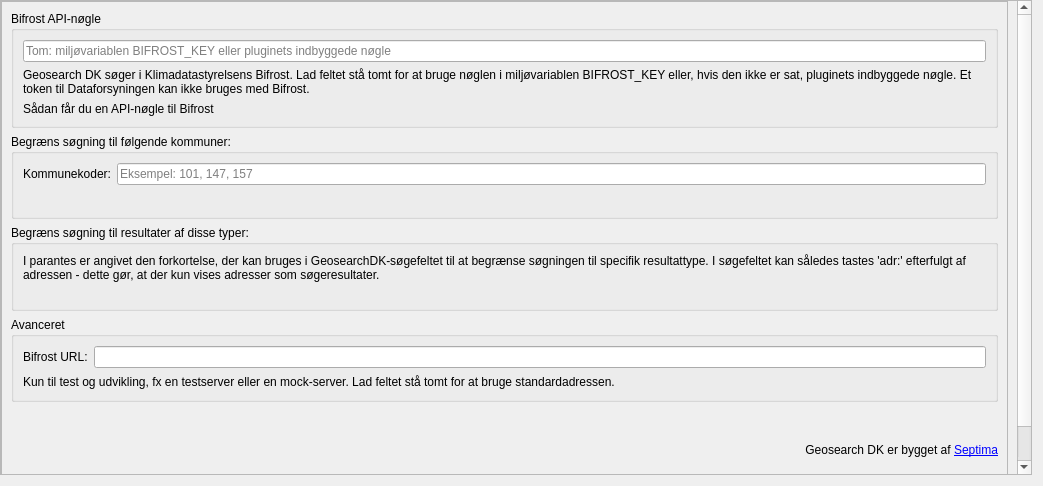
Qt form src/geosearch_dk/config/settings.ui (AsgerPetersen/qgis-geosearch) before a commit.
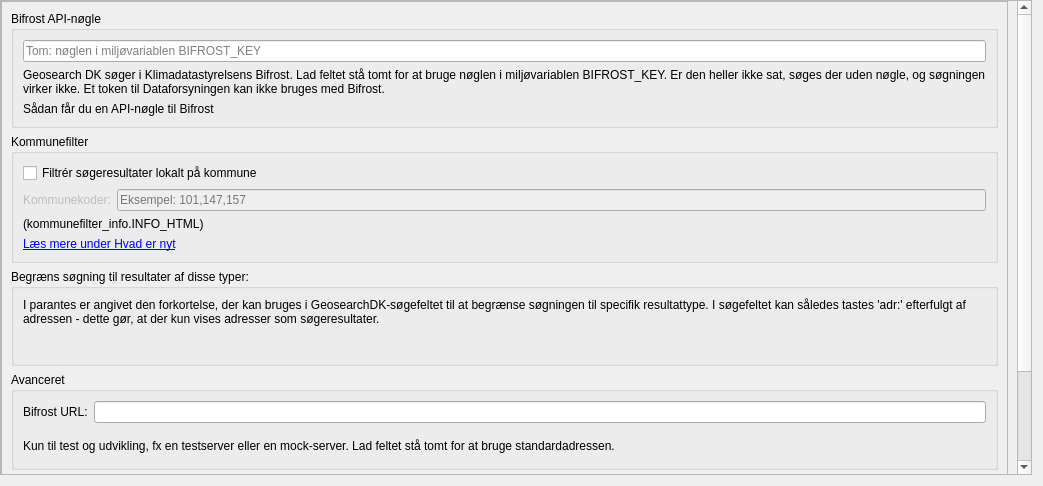
The same form after that commit. Custom widgets are drawn as their Qt base class.

Commit message:
Step 5: Kommunefilter as an opt-in client-side setting (#11) (#27)
* Kommunefilter as an opt-in client-side setting (#11)

* Kommunefilter: whats-new link, migration in settings_model, integration tests

* Settings: describe the empty key field truthfully; English strings for the kommunefilter

DEFAULT_BIFROST_KEY is empty until #5 is answered, so the key field no
longer promises a built-in key.

---------

What changed in the file:
```diff
--- a/src/geosearch_dk/config/settings.ui
+++ b/src/geosearch_dk/config/settings.ui
@@ -92,14 +92,14 @@
                 <enum>QLineEdit::PasswordEchoOnEdit</enum>
                </property>
                <property name="placeholderText">
-                <string>Tom: miljøvariablen BIFROST_KEY eller pluginets indbyggede nøgle</string>
+                <string>Tom: nøglen i miljøvariablen BIFROST_KEY</string>
                </property>
               </widget>
              </item>
              <item>
               <widget class="QLabel" name="bifrostKeyHelpLabel">
                <property name="text">
-                <string>Geosearch DK søger i Klimadatastyrelsens Bifrost. Lad feltet stå tomt for at bruge nøglen i miljøvariablen BIFROST_KEY eller, hvis den ikke er sat, pluginets indbyggede nøgle. Et token til Dataforsyningen kan ikke bruges med Bifrost.</string>
+                <string>Geosearch DK søger i Klimadatastyrelsens Bifrost. Lad feltet stå tomt for at bruge nøglen i miljøvariablen BIFROST_KEY. Er den heller ikke sat, søges der uden nøgle, og søgningen virker ikke. Et token til Dataforsyningen kan ikke bruges med Bifrost.</string>
                </property>
                <property name="wordWrap">
                 <bool>true</bool>
@@ -128,7 +128,7 @@
              <string>Søg kun i listede kommuner</string>
             </property>
             <property name="title">
-             <string>Begræns søgning til følgende kommuner:</string>
+             <string>Kommunefilter</string>
             </property>
             <property name="flat">
              <bool>false</bool>
@@ -137,20 +137,36 @@
              <bool>false</bool>
             </property>
             <layout class="QVBoxLayout" name="verticalLayout_3">
+             <item>
+              <widget class="QCheckBox" name="kommunefilter_enabled">
+               <property name="text">
+                <string>Filtrér søgeresultater lokalt på kommune</string>
+               </property>
+               <property name="checked">
+                <bool>false</bool>
+               </property>
+              </widget>
+             </item>
              <item>
               <layout class="QFormLayout" name="formLayout">
                <item row="0" column="1">
                 <widget class="QLineEdit" name="kommunefilter">
+                 <property name="enabled">
+                  <bool>false</bool>
+                 </property>
                  <property name="toolTip">
                   <string/>
                  </property>
                  <property name="placeholderText">
-                  <string>Eksempel: 101, 147, 157</string>
+                  <string>Eksempel: 101,147,157</string>
                  </property>
                 </widget>
                </item>
                <item row="0" column="0">
                 <widget class="QLabel" name="kommunekoderLabel">
+                 <property name="enabled">
+                  <bool>false</bool>
+                 </property>
                  <property name="text">
                   <string>Kommunekoder:</string>
                  </property>
@@ -158,6 +174,32 @@
                </item>
               </layout>
              </item>
+             <item>
+              <widget class="QLabel" name="kommunefilterInfoLabel">
+               <property name="text">
+                <string notr="true">(kommunefilter_info.INFO_HTML)</string>
+               </property>
+               <property name="textFormat">
+                <enum>Qt::RichText</enum>
+               </property>
+               <property name="alignment">
+                <set>Qt::AlignLeading|Qt::AlignLeft|Qt::AlignTop</set>
+               </property>
+               <property name="wordWrap">
+                <bool>true</bool>
+               </property>
+              </widget>
+             </item>
+             <item>
+              <widget class="QLabel" name="kommunefilterWhatsNewLabel">
+               <property name="text">
+                <string>&lt;a href=&quot;#kommunefilter&quot;&gt;Læs mere under Hvad er nyt&lt;/a&gt;</string>
+               </property>
+               <property name="textFormat">
+                <enum>Qt::RichText</enum>
+               </property>
+              </widget>
+             </item>
             </layout>
            </widget>
           </item>
```
Left out of the diff: 6 changed lines with no effect on the pictures. The commit also changes 21 other files.
